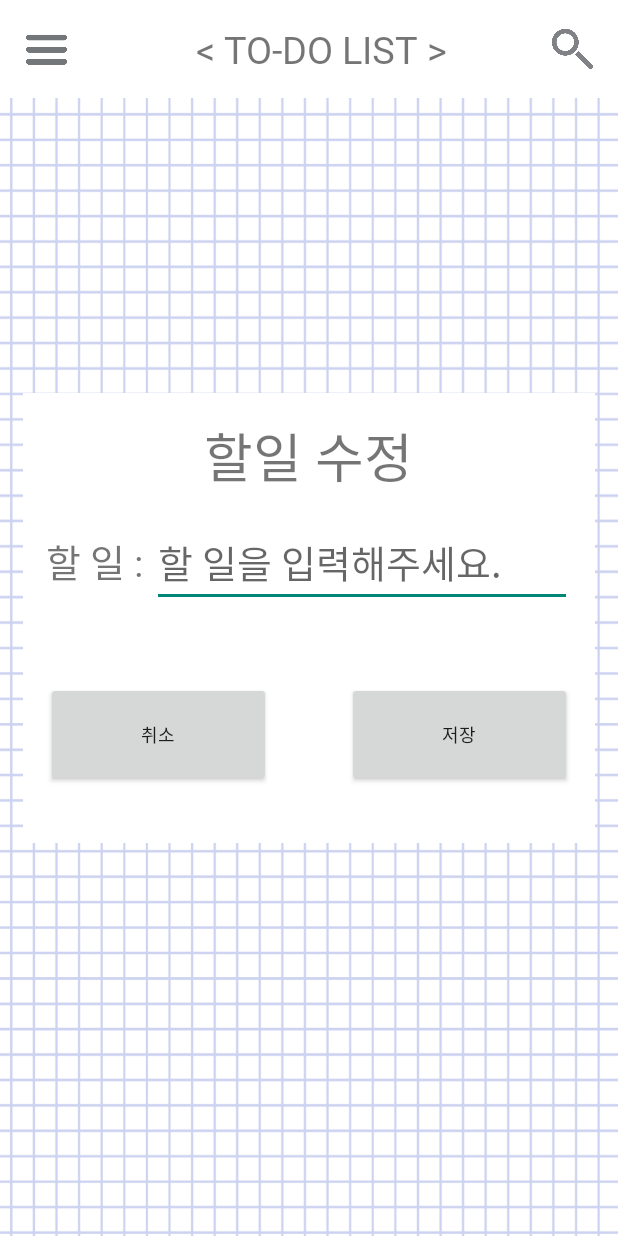
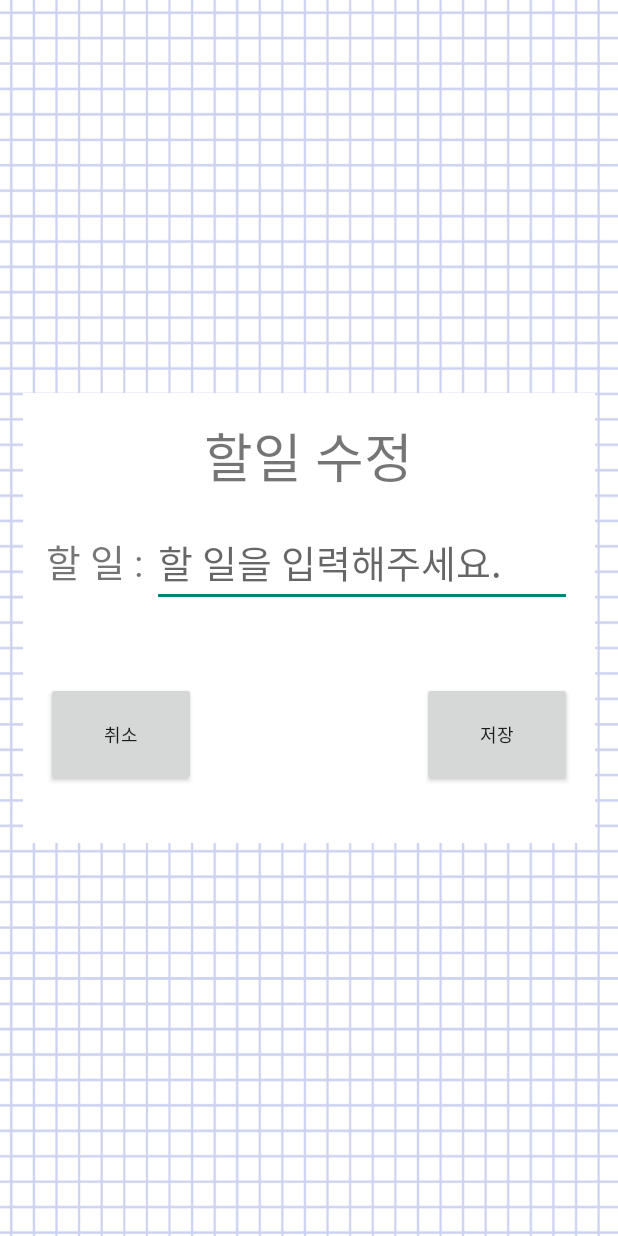
Before and after one commit to yuuuzzzin/To-Do-List, an Android app: the EditActivity screen opened directly, with no data from a screen before it, on a phone screen of 412 x 824 dp. Run offline under Robolectric (Android 15) with nearby library versions, the phone set to English and light mode, and no system bars; 2 statements that could not run were skipped.

Commit message:
할 일 수정 UI 변경

```diff
--- a/app/src/main/res/layout/activity_edit.xml
+++ b/app/src/main/res/layout/activity_edit.xml
@@ -6,10 +6,6 @@
     android:layout_height="match_parent"
     android:background="@drawable/ic_bg_main"
     tools:context=".EditActivity">
-
-    <include
-        android:id="@+id/include"
-        layout="@layout/custom_toolbar" />
 
     <LinearLayout
         android:orientation="vertical"
@@ -64,7 +60,7 @@
 
             <Button
                 android:id="@+id/bt_edit_cancel"
-                android:layout_width="150dp"
+                android:layout_width="100dp"
                 android:layout_height="70dp"
                 android:text="취소"
                 android:fontFamily="@font/font_medium"
@@ -73,11 +69,11 @@
             <View
                 android:layout_width="wrap_content"
                 android:layout_height="10dp"
-                android:layout_weight="1"/>
+                android:layout_weight="2"/>
 
             <Button
                 android:id="@+id/bt_edit_save"
-                android:layout_width="150dp"
+                android:layout_width="100dp"
                 android:layout_height="70dp"
                 android:text="저장"
                 android:fontFamily="@font/font_medium"
```
